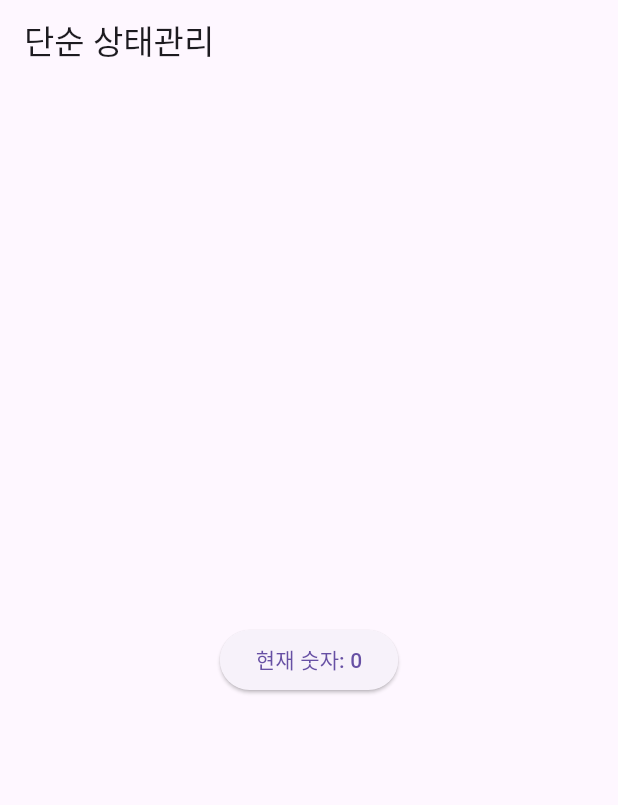
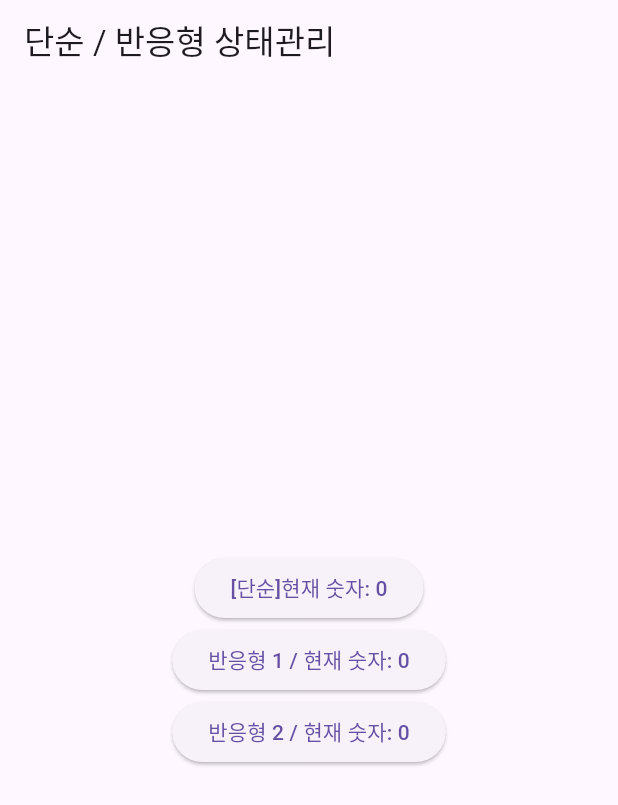
Before and after one commit to southglory/fluttertest, a Flutter app: the screen it shows after launch, on a phone screen of 412 x 824 dp. Shown: the top 805 px of the screen. Run offline on Flutter 3.47's test engine with Material 3 defaults, Android fonts, the phone set to English and light mode, and no system bars; our stand-ins replace get.

Commit message:
getX
Test GetXController as Reactive Controller

```diff
--- a/lib/main.dart
+++ b/lib/main.dart
@@ -14,6 +14,14 @@ class SimpleController extends GetxController {
   }
 }
 
+class ReactiveController extends GetxController {
+  RxInt counter = 0.obs;
+
+  void increase() {
+    counter++;
+  }
+}
+
 class MyApp extends StatelessWidget {
   @override
   Widget build(BuildContext context) {
@@ -24,26 +32,59 @@ class MyApp extends StatelessWidget {
 }
 
 class MyHomePage extends StatelessWidget {
+  MyHomePage({Key? key}) : super(key: key);
+
   @override
   Widget build(BuildContext context) {
-    Get.put(SimpleController());
-
+    Get.put(SimpleController()); // 단순 상태 관리 controller 등록
+    Get.put(ReactiveController()); // 반응형 상태 관리 controller 등록
     return Scaffold(
       appBar: AppBar(
-        title: const Text("단순 상태관리"),
+        title: const Text("단순 / 반응형 상태관리"),
       ),
       body: Center(
-        child: GetBuilder<SimpleController>(
+        child: Column(
+          mainAxisAlignment: MainAxisAlignment.center,
+          children: [
+            GetBuilder<SimpleController>( // 단순 상태 관리
               builder: (controller) {
                 return ElevatedButton(
                   child: Text(
-                '현재 숫자: ${controller.counter}',
+                    '[단순]현재 숫자: ${controller.counter}',
                   ),
                   onPressed: () {
                     controller.increase();
+                    // Get.find<SimpleController>().increase();
                   },
                 );
               },
+            ),
+            GetX<ReactiveController>( // 반응형 상태관리 - 1
+              builder: (controller) {
+                return ElevatedButton(
+                  child: Text(
+                    '반응형 1 / 현재 숫자: ${controller.counter.value}', // .value 로 접근
+                  ),
+                  onPressed: () {
+                    controller.increase();
+                    // Get.find<ReactiveController>().increase();
+                  },
+                );
+              },
+            ),
+            Obx( // 반응형 상태관리 - 2
+                  () {
+                return ElevatedButton(
+                  child: Text(
+                    '반응형 2 / 현재 숫자: ${Get.find<ReactiveController>().counter.value}', // .value 로 접근
+                  ),
+                  onPressed: () {
+                    Get.find<ReactiveController>().increase();
+                  },
+                );
+              },
+            ),
+          ],
         ),
       ),
     );
```
Lines whose indentation alone changed are shown as unchanged.
